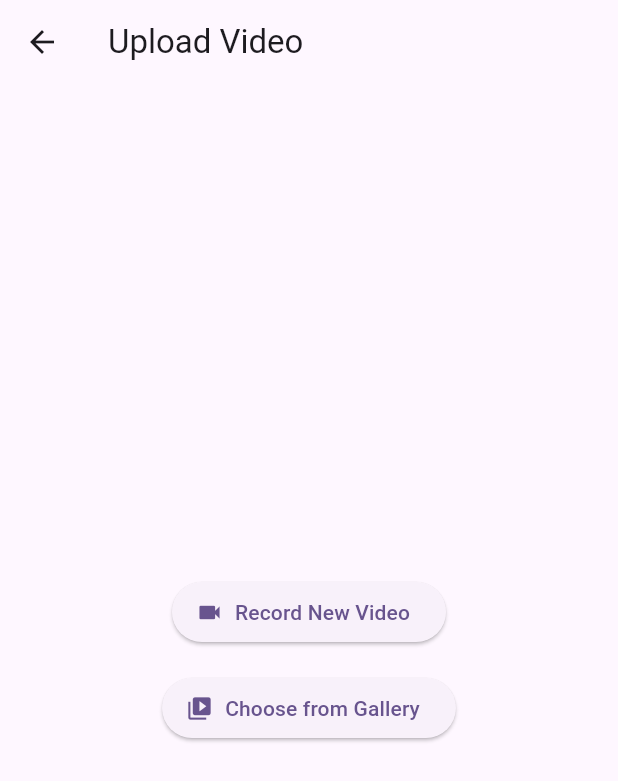
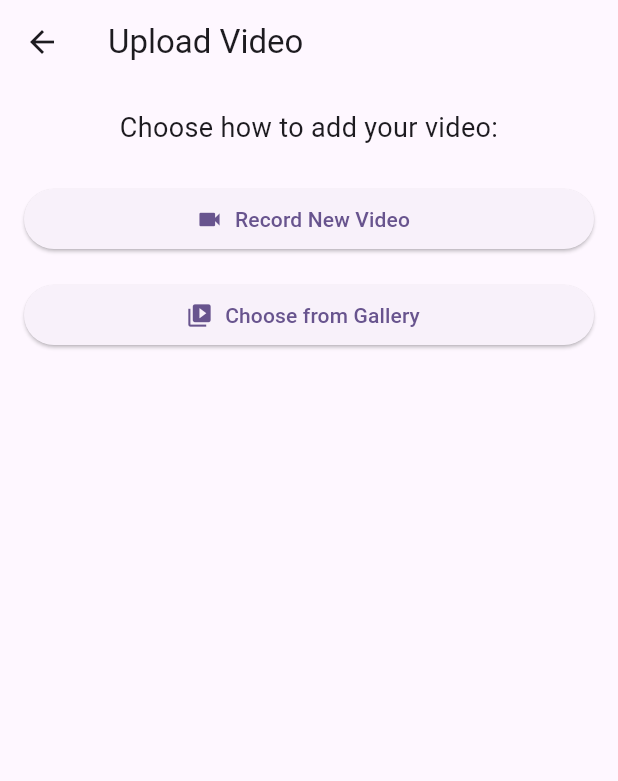
Before and after one commit to L3Gaunt/edutiktok, a Flutter app: the VideoUploadScreen screen opened directly, on a phone screen of 412 x 824 dp. Shown: the top 781 px of the screen. Run offline on Flutter 3.47's test engine with Material 3 defaults, Android fonts, the light colour scheme and no system bars; our stand-ins replace cloud_firestore, firebase_auth, firebase_core, firebase_storage, image_picker, video_player and 1 more; missing offline and left inert: firebase_ui_auth; accounts and stored records are empty.

```diff
--- a/lib/screens/video_upload_screen.dart
+++ b/lib/screens/video_upload_screen.dart
@@ -11,26 +11,49 @@ class VideoUploadScreen extends StatefulWidget {
 
 class _VideoUploadScreenState extends State<VideoUploadScreen> {
   final VideoUploadService _uploadService = VideoUploadService();
+  final TextEditingController _titleController = TextEditingController();
   bool _isUploading = false;
   double _uploadProgress = 0.0;
   String? _errorMessage;
+  XFile? _selectedVideo;
 
-  Future<void> _handleVideoUpload(bool fromCamera) async {
+  @override
+  void dispose() {
+    _titleController.dispose();
+    super.dispose();
+  }
+
+  Future<void> _pickVideo(bool fromCamera) async {
+    try {
+      final video = await _uploadService.pickVideo(fromCamera: fromCamera);
+      if (video != null) {
+        setState(() {
+          _selectedVideo = video;
+          _errorMessage = null;
+        });
+      }
+    } catch (e) {
+      setState(() => _errorMessage = e.toString());
+    }
+  }
+
+  Future<void> _handleVideoUpload() async {
+    if (_selectedVideo == null) {
+      setState(() => _errorMessage = 'Please select a video first');
+      return;
+    }
+
     try {
       setState(() {
         _isUploading = true;
         _errorMessage = null;
       });
 
-      // Pick video
-      final video = await _uploadService.pickVideo(fromCamera: fromCamera);
-      if (video == null) {
-        setState(() => _isUploading = false);
-        return;
-      }
-
-      // Upload video
-      final downloadUrl = await _uploadService.uploadVideo(video);
+      // Upload video with title
+      final downloadUrl = await _uploadService.uploadVideo(
+        _selectedVideo!,
+        title: _titleController.text.trim(),
+      );
 
       if (!mounted) return;
 
@@ -38,7 +61,11 @@ class _VideoUploadScreenState extends State<VideoUploadScreen> {
         const SnackBar(content: Text('Video uploaded successfully!')),
       );
 
-      // Here you could save the downloadUrl to Firestore or navigate to another screen
+      // Clear form
+      setState(() {
+        _selectedVideo = null;
+        _titleController.clear();
+      });
 
     } catch (e) {
       setState(() => _errorMessage = e.toString());
@@ -55,27 +82,63 @@ class _VideoUploadScreenState extends State<VideoUploadScreen> {
       appBar: AppBar(
         title: const Text('Upload Video'),
       ),
-      body: Center(
-        child: Padding(
+      body: SingleChildScrollView(
         padding: const EdgeInsets.all(16.0),
         child: Column(
-            mainAxisAlignment: MainAxisAlignment.center,
+          crossAxisAlignment: CrossAxisAlignment.stretch,
           children: [
-              if (_isUploading) ...[
-                const CircularProgressIndicator(),
+            if (_selectedVideo != null) ...[
+              const Icon(
+                Icons.check_circle,
+                color: Colors.green,
+                size: 48,
+              ),
+              const SizedBox(height: 8),
+              Text(
+                'Video selected: ${_selectedVideo!.name}',
+                textAlign: TextAlign.center,
+              ),
               const SizedBox(height: 16),
-                Text('Uploading... ${(_uploadProgress * 100).toStringAsFixed(1)}%'),
+              TextField(
+                controller: _titleController,
+                decoration: const InputDecoration(
+                  labelText: 'Video Title',
+                  hintText: 'Enter a title for your video',
+                  border: OutlineInputBorder(),
+                ),
+                enabled: !_isUploading,
+              ),
+              const SizedBox(height: 16),
+              ElevatedButton(
+                onPressed: _isUploading ? null : _handleVideoUpload,
+                child: const Text('Upload Video'),
+              ),
             ] else ...[
+              const Text(
+                'Choose how to add your video:',
+                style: TextStyle(fontSize: 18),
+                textAlign: TextAlign.center,
+              ),
+              const SizedBox(height: 24),
               ElevatedButton.icon(
-                  onPressed: () => _handleVideoUpload(true),
+                onPressed: _isUploading ? null : () => _pickVideo(true),
                 icon: const Icon(Icons.videocam),
                 label: const Text('Record New Video'),
               ),
               const SizedBox(height: 16),
               ElevatedButton.icon(
-                  onPressed: () => _handleVideoUpload(false),
+                onPressed: _isUploading ? null : () => _pickVideo(false),
                 icon: const Icon(Icons.video_library),
                 label: const Text('Choose from Gallery'),
+              ),
+            ],
+            if (_isUploading) ...[
+              const SizedBox(height: 16),
+              const LinearProgressIndicator(),
+              const SizedBox(height: 8),
+              Text(
+                'Uploading... ${(_uploadProgress * 100).toStringAsFixed(1)}%',
+                textAlign: TextAlign.center,
               ),
             ],
             if (_errorMessage != null) ...[
@@ -89,7 +152,6 @@ class _VideoUploadScreenState extends State<VideoUploadScreen> {
           ],
         ),
       ),
-      ),
     );
   }
 }
--- a/pubspec.yaml
+++ b/pubspec.yaml
@@ -41,6 +41,8 @@ dependencies:
   provider: ^6.1.2
   firebase_storage: ^12.4.1
   image_picker: ^1.1.2
+  video_player: ^2.8.3
+  visibility_detector: ^0.4.0+2  # For auto-play/pause when videos enter/exit viewport
 
 dev_dependencies:
   flutter_test:
```
Also changed, not shown: lib/main.dart (+34 -26 lines), lib/screens/video_feed_screen.dart (added, +181 -0 lines), lib/services/video_upload_service.dart (+16 -4 lines), pubspec.lock. Lines whose indentation alone changed are shown as unchanged.
